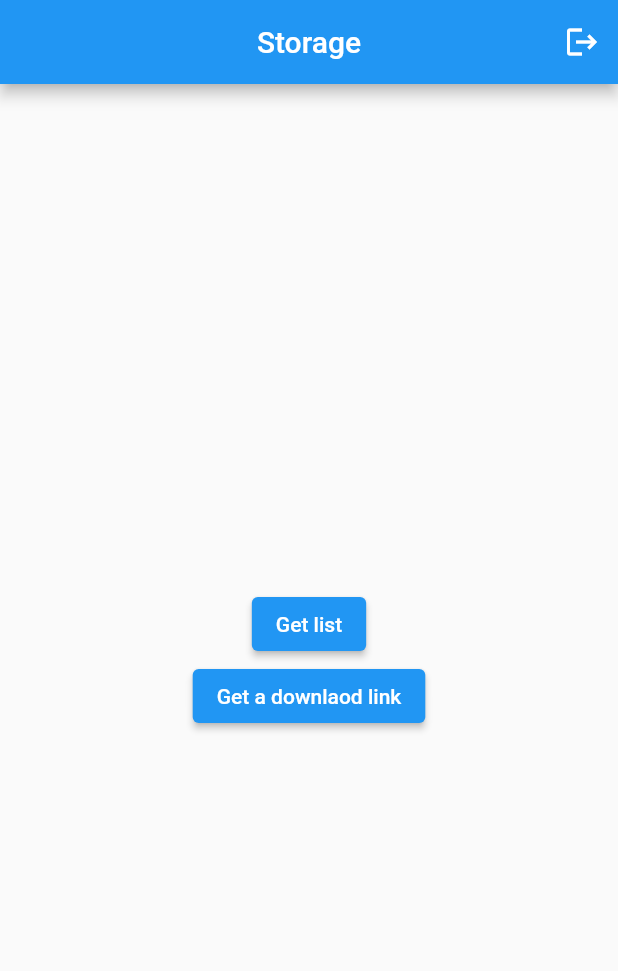
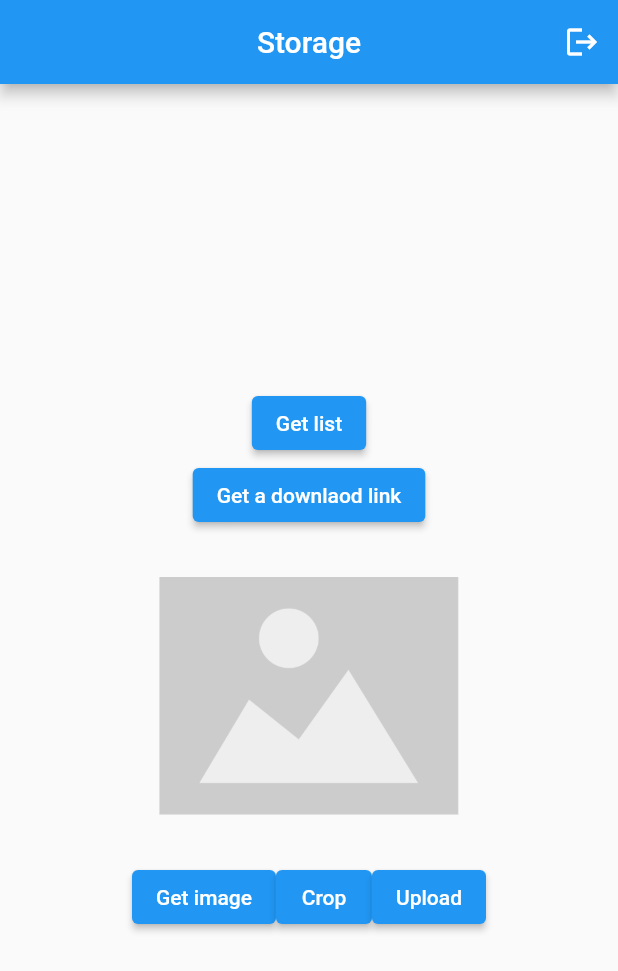
Before and after one commit to thetahmeed/Flutter, a Flutter app: the screen it shows once a user with an empty profile is signed in, on a phone screen of 412 x 824 dp. Shown: the top 971 px of the screen. Run offline on Flutter 3.47's test engine with Material 2 defaults, Android fonts, the phone set to English and light mode, and no system bars; our stand-ins replace carousel_slider, cloud_firestore, curved_navigation_bar, firebase_auth, firebase_core, firebase_database and 6 more; accounts and stored records are empty.

Commit message:
IGNORE: Get image

```diff
--- a/fireprac/lib/pages/storage.dart
+++ b/fireprac/lib/pages/storage.dart
@@ -1,7 +1,10 @@
+import 'dart:io';
+
 import 'package:firebase_auth/firebase_auth.dart';
 import 'package:flutter/material.dart';
 // 01
 import 'package:firebase_storage/firebase_storage.dart' as firebase_storage;
+import 'package:image_picker/image_picker.dart';
 
 class FbStorage extends StatefulWidget {
   FbStorage({Key key}) : super(key: key);
@@ -33,6 +36,21 @@ class _FbStorageState extends State<FbStorage> {
     });
   }
 
+  File _image;
+  final picker = ImagePicker();
+
+  Future _pickImage() async {
+    final pickedFile = await picker.getImage(source: ImageSource.camera);
+
+    setState(() {
+      if (pickedFile != null) {
+        _image = File(pickedFile.path);
+      } else {
+        print('No image selected.');
+      }
+    });
+  }
+
   @override
   Widget build(BuildContext context) {
     return Scaffold(
@@ -56,6 +74,27 @@ class _FbStorageState extends State<FbStorage> {
             ElevatedButton(
                 onPressed: _getTheDownloadLink,
                 child: Text('Get a downlaod link')),
+            SizedBox(height: 10),
+            SizedBox(
+              width: 200,
+              height: 200,
+              child: _image == null
+                  ? Image.asset('assets/images/place_holder.png')
+                  : Image.file(_image),
+            ),
+            SizedBox(height: 10),
+            Row(
+              mainAxisAlignment: MainAxisAlignment.center,
+              children: [
+                ElevatedButton(
+                    onPressed: () {
+                      _pickImage();
+                    },
+                    child: Text('Get image')),
+                ElevatedButton(onPressed: () {}, child: Text('Crop')),
+                ElevatedButton(onPressed: () {}, child: Text('Upload')),
+              ],
+            )
           ],
         ),
       ),
--- a/fireprac/pubspec.yaml
+++ b/fireprac/pubspec.yaml
@@ -32,6 +32,7 @@ dependencies:
   firebase_auth: ^1.0.1
   cloud_firestore: "^1.0.3"
   firebase_storage: "^8.0.1"
+  image_picker: ^0.7.4
 
 dev_dependencies:
   flutter_test:
@@ -49,8 +50,8 @@ flutter:
   uses-material-design: true
 
   # To add assets to your application, add an assets section, like this:
-  # assets:
-  #   - images/a_dot_burr.jpeg
+  assets:
+    - assets/images/place_holder.png
   #   - images/a_dot_ham.jpeg
 
   # An image asset can refer to one or more resolution-specific "variants", see
```
Also changed, not shown: fireprac/assets/images/place_holder.png (added), fireprac/pubspec.lock.
